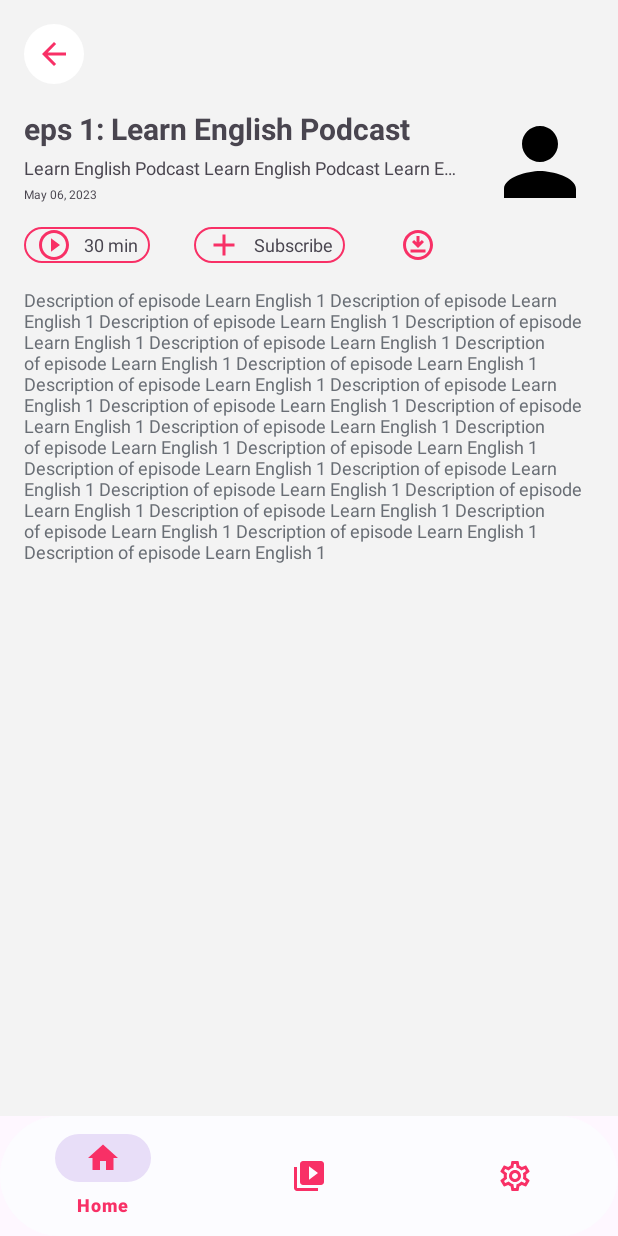
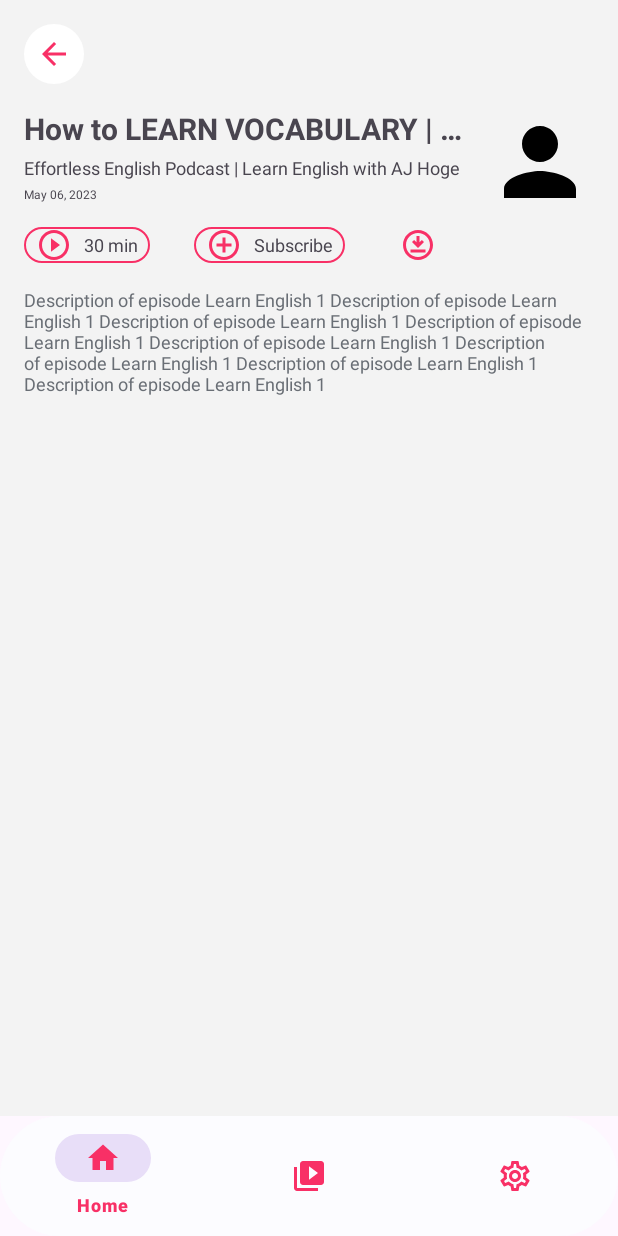
Before and after one commit to shamardn/Podcast-Time, an Android app: the fragment EpisodeDetailsFragment placed in its activity, on a phone screen of 412 x 824 dp. Run offline under Robolectric (Android 15) with nearby library versions, the phone set to English and light mode, and no system bars; our stand-ins replace navigation-ui; network calls fail; 1 statement that could not run was skipped.

Commit message:
refactor code

```diff
--- a/app/src/main/java/com/shamardn/podcasttime/ui/home/HomeFragment.kt
+++ b/app/src/main/java/com/shamardn/podcasttime/ui/home/HomeFragment.kt
@@ -11,7 +11,6 @@ import androidx.lifecycle.lifecycleScope
 import androidx.navigation.Navigation
 import com.shamardn.podcasttime.data.remote.ApiService
 import com.shamardn.podcasttime.databinding.FragmentHomeBinding
-import com.shamardn.podcasttime.domain.entity.Episode
 import com.shamardn.podcasttime.domain.entity.Podcast
 import kotlinx.coroutines.launch
 import kotlinx.coroutines.withContext
@@ -21,8 +20,6 @@ class HomeFragment() : Fragment(), HomeInteractionListener {
     private lateinit var binding: FragmentHomeBinding
     private lateinit var homeAdapter: HomeAdapter
     private var items = mutableListOf<Podcast>()
-    private var itemsPodcastEpisodes = mutableListOf<Episode>()
-
 
     override fun onCreateView(
         inflater: LayoutInflater, container: ViewGroup?,
@@ -34,8 +31,7 @@ class HomeFragment() : Fragment(), HomeInteractionListener {
 
     override fun onViewCreated(view: View, savedInstanceState: Bundle?) {
         super.onViewCreated(view, savedInstanceState)
-        fetchPodcasts("learn")
-//        fetchPodcastEpisodesById(1605382691)
+        fetchPodcasts("podcast")
 
         binding.textHomeSearch.setOnClickListener {
 
@@ -62,17 +58,4 @@ class HomeFragment() : Fragment(), HomeInteractionListener {
         val action = HomeFragmentDirections.actionHomeFragmentToPodcastDetailsFragment(trackId)
         Navigation.findNavController(binding.root).navigate(action)
     }
-
-//    private fun fetchPodcastEpisodesById(id: Int) {
-//        lifecycleScope.launch {
-//            lifecycleScope.async {
-//                val service = ApiService.instance
-//                itemsPodcastEpisodes.clear()
-//                service.getPodcastById(id).results.forEach {
-//                    itemsPodcastEpisodes.add(it)
-//                }
-//                Log.i("HomeFragment", "${itemsPodcastEpisodes}")
-//            }.await()
-//        }
-//    }
 }
--- a/app/src/main/res/drawable/ic_add.xml
+++ b/app/src/main/res/drawable/ic_add.xml
@@ -1,5 +1,5 @@
 <vector android:height="24dp" android:tint="#000000"
     android:viewportHeight="24" android:viewportWidth="24"
     android:width="24dp" xmlns:android="http://schemas.android.com/apk/res/android">
-    <path android:fillColor="@android:color/white" android:pathData="M19,13h-6v6h-2v-6H5v-2h6V5h2v6h6v2z"/>
+    <path android:fillColor="@android:color/white" android:pathData="M13,7h-2v4L7,11v2h4v4h2v-4h4v-2h-4L13,7zM12,2C6.48,2 2,6.48 2,12s4.48,10 10,10 10,-4.48 10,-10S17.52,2 12,2zM12,20c-4.41,0 -8,-3.59 -8,-8s3.59,-8 8,-8 8,3.59 8,8 -3.59,8 -8,8z"/>
 </vector>
--- a/app/src/main/res/layout/episode_layout.xml
+++ b/app/src/main/res/layout/episode_layout.xml
@@ -36,7 +36,7 @@
             app:layout_constraintHorizontal_bias="0.0"
             app:layout_constraintStart_toStartOf="parent"
             app:layout_constraintTop_toBottomOf="@id/img_episode"
-            android:text="@string/_podcast_title" />
+            android:text="@string/_collection_name" />
 
         <TextView
             android:id="@+id/text_episode"
--- a/app/src/main/res/layout/fragment_episode_details.xml
+++ b/app/src/main/res/layout/fragment_episode_details.xml
@@ -33,7 +33,7 @@
         app:layout_constraintEnd_toStartOf="@id/img_episode_details"
         app:layout_constraintStart_toStartOf="parent"
         app:layout_constraintTop_toBottomOf="@+id/img_episode_details_back_arrow"
-        android:text="@string/_episode_title" />
+        android:text="@string/_track_name" />
 
     <TextView
         android:id="@+id/text_episode_details_podcast_name"
@@ -48,7 +48,7 @@
         app:layout_constraintHorizontal_bias="0.0"
         app:layout_constraintStart_toStartOf="@id/text_episode_details_title"
         app:layout_constraintTop_toBottomOf="@id/text_episode_details_title"
-        android:text="@string/_podcast_title" />
+        android:text="@string/_collection_name" />
 
     <TextView
         android:id="@+id/text_episode_details_date"
--- a/app/src/main/res/layout/item_download.xml
+++ b/app/src/main/res/layout/item_download.xml
@@ -37,7 +37,7 @@
             app:layout_constraintEnd_toEndOf="parent"
             app:layout_constraintStart_toStartOf="@+id/text_item_download_episode_date"
             app:layout_constraintTop_toBottomOf="@+id/text_item_download_episode_date"
-            android:text="@string/_episode_title" />
+            android:text="@string/_track_name" />
 
         <TextView
             android:id="@+id/text_item_download_episode_date"
--- a/app/src/main/res/layout/item_subscription.xml
+++ b/app/src/main/res/layout/item_subscription.xml
@@ -33,7 +33,7 @@
             app:layout_constraintEnd_toEndOf="parent"
             app:layout_constraintStart_toStartOf="parent"
             app:layout_constraintTop_toBottomOf="@+id/img_item_sub"
-            android:text="@string/_episode_title" />
+            android:text="@string/_track_name" />
 
     </androidx.constraintlayout.widget.ConstraintLayout>
 </androidx.cardview.widget.CardView>
--- a/app/src/main/res/values/strings.xml
+++ b/app/src/main/res/values/strings.xml
@@ -14,7 +14,7 @@
     <string name="episode_topic">Topic</string>
     <string name="back_arrow_icon_desc">back arrow icon</string>
     <string name="_1_0x">1.0x</string>
-    <string name="multi_line_text">Description of episode Learn English 1 Description of episode Learn English 1 Description of episode Learn English 1 Description of episode Learn English 1 Description of episode Learn English 1 Description of episode Learn English 1 Description of episode Learn English 1 Description of episode Learn English 1 Description of episode Learn English 1 Description of episode Learn English 1 Description of episode Learn English 1 Description of episode Learn English 1 Description of episode Learn English 1 Description of episode Learn English 1 Description of episode Learn English 1 Description of episode Learn English 1 Description of episode Learn English 1 Description of episode Learn English 1 Description of episode Learn English 1 Description of episode Learn English 1 Description of episode Learn English 1 Description of episode Learn English 1</string>
+    <string name="multi_line_text">Description of episode Learn English 1 Description of episode Learn English 1 Description of episode Learn English 1 Description of episode Learn English 1 Description of episode Learn English 1 Description of episode Learn English 1 Description of episode Learn English 1 Description of episode Learn English 1</string>
     <string name="Library">Library</string>
     <string name="history">History</string>
     <string name="sign_out">Sign out</string>
@@ -33,10 +33,12 @@
     <string name="login">Login</string>
     <string name="register">Register</string>
     <string name="username">Username</string>
-    <string name="_episode_title">eps 1: Learn English Podcast</string>
+    <string name="_track_name">How to LEARN VOCABULARY | English</string>
     <string name="_episode_date">May 06, 2023</string>
     <string name="_episode_time">30 min</string>
-    <string name="_podcast_title">Learn English Podcast Learn English Podcast Learn English Podcast</string>
+    <string name="_collection_name">Effortless English Podcast | Learn English with AJ Hoge</string>
     <string name="subscribe">Subscribe</string>
     <string name="_user_name">User Name</string>
+    <string name="_genre_name">Language Learning</string>
+    <string name="_episodes_count">59 Episodes</string>
 </resources>
```
Also changed, not shown: app/src/main/res/layout/item_episode.xml (+51 -44 lines).
